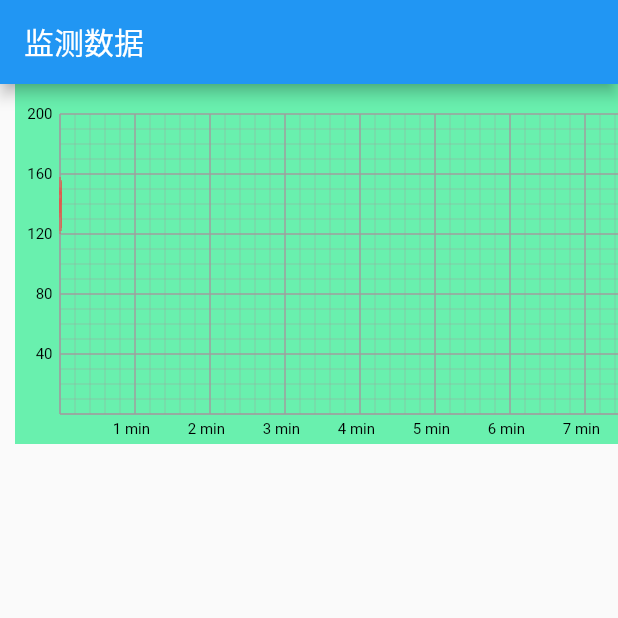
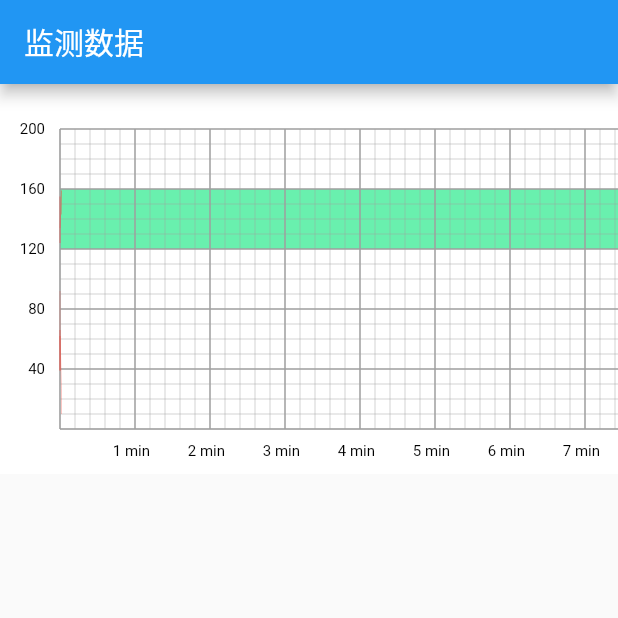
Before and after one commit to liuyihua2015/chart, a Flutter app: the screen it shows after launch, on a phone screen of 412 x 824 dp, the top half of it. Run offline on Flutter 3.47's test engine with Material 2 defaults, Android fonts, the phone set to English and light mode, and no system bars; our stand-ins replace charts_flutter.

Commit message:
背景和绘制线条分成两个图层

```diff
--- a/lib/ChartData.dart
+++ b/lib/ChartData.dart
@@ -1,7 +1,7 @@
 
 class ChartData {
-  double type;
+  double count;//1-4800 点位count
   double value;
 
-  ChartData(this.type, this.value);
+  ChartData(this.count, this.value);
 }
--- a/lib/LineChartWidget.dart
+++ b/lib/ChartLineWidget.dart
@@ -1,28 +1,35 @@
-
 import 'dart:ui';
 
 import 'package:echart/ChartData.dart';
 import 'package:flutter/material.dart';
-import 'package:echart/Pair.dart';
 
-class LineChartWidget extends CustomPainter {
+class ChartLineWidget extends CustomPainter {
   //折线图的背景颜色
   Color bgColor;
 
   //x轴与y轴的颜色
   Color xyColor;
 
-  //path 数据线的颜色
-  Color pathLineColor;
+  //基线默认颜色
+  Color baselineNormalColor;
+
+  //xy值对应的基线宽度
+  Color baselineValueColor;
+
+  //基线默认宽度
+  double baselineNormalWidth;
+
+  //xy值对应的基线宽度
+  double baselineValueWidth;
 
   //是否显示x轴与y轴的基准线
   bool showBaseline;
 
-  //实际的数据
-  List<ChartData> dataList;
-
   //表格距离左边的距离
   int paddingLeft;
+
+  //表格距离右边的距离
+  int paddingRight;
 
   //表格距离顶部的距离
   int paddingTop;
@@ -32,9 +39,6 @@ class LineChartWidget extends CustomPainter {
 
   //绘制x轴、y轴、标记文字的画笔
   Paint? linePaint;
-
-  //绘制线的画笔
-  Paint? pathPaint;
 
   //数值和表之间距离
   int valueLineSpace;
@@ -57,11 +61,11 @@ class LineChartWidget extends CustomPainter {
   //x轴 文本标签 间隔多少显
   double xIntervalValue;
 
-  //该值保证最后一条数据的底部文字能正常显示出来
-  int paddingRight = 30;
+  //指定背景范围
+  Offset specifiesBgOffset;
 
-  //内部折线图的实际宽度
-  double realChartRectWidth = 0;
+  //指定背景颜色
+  Color specifiesBgColor;
 
   late Offset _lastFhrPoint;
   int _lastValue = 0;
@@ -71,24 +75,28 @@ class LineChartWidget extends CustomPainter {
   //画布矩形
   Rect innerRect = Rect.zero;
 
-  LineChartWidget({
-    required this.dataList,
+  ChartLineWidget({
     required this.maxYValue,
     required this.maxXValue,
     this.linePaint,
-    this.pathPaint,
     this.bgColor = Colors.white,
-    this.xyColor = Colors.black,
-    this.pathLineColor = Colors.red,
+    this.xyColor = Colors.grey,
+    this.baselineNormalColor = Colors.grey,
+    this.baselineValueColor = Colors.grey,
+    this.baselineNormalWidth = 0.3,
+    this.baselineValueWidth = 1,
     this.showBaseline = false,
     this.ySpace = 10,
     this.yIntervalValue = 10,
     this.xSpace = 10,
     this.xIntervalValue = 10,
     this.paddingLeft = 0,
+    this.paddingRight = 0,
     this.paddingTop = 0,
     this.paddingBottom = 0,
     this.valueLineSpace = 0,
+    this.specifiesBgOffset = const Offset(0, 0),
+    this.specifiesBgColor = Colors.greenAccent,
   }) {
     _lastFhrPoint = Offset(0, 0);
     _lastValue = 0;
@@ -98,13 +106,7 @@ class LineChartWidget extends CustomPainter {
     linePaint = Paint()
       ..color = xyColor
       ..style = PaintingStyle.stroke
-      ..strokeWidth = 0.5;
-    pathPaint = Paint()
-      ..color = pathLineColor
-      ..style = PaintingStyle.stroke
-      ..strokeWidth = 0.2;
-
-    realChartRectWidth = (dataList.length - 1) * xSpace;
+      ..strokeWidth = baselineNormalWidth;
   }
 
   @override
@@ -112,24 +114,54 @@ class LineChartWidget extends CustomPainter {
     //画背景颜色
     canvas.drawRect(
         Rect.fromLTWH(0, 0, size.width, size.height), Paint()..color = bgColor);
+
+    //画指定背景颜色
+    double height = specifiesBgOffset.dy - specifiesBgOffset.dx;
+    double top = height + paddingTop;
+    print(size.width);
+    print(paddingLeft);
+    print(paddingRight);
+    print(size.width - paddingLeft - paddingRight);
+    canvas.drawRect(
+        Rect.fromLTWH(paddingLeft.toDouble(), top,
+            size.width - paddingLeft - paddingRight, height),
+        Paint()..color = specifiesBgColor);
+
     //创建一个矩形，方便后续绘制
     innerRect = Rect.fromPoints(
       Offset(paddingLeft.toDouble(), paddingTop.toDouble()),
-
-      //TODO...判断左右空间 和 数值和表的空间
-      Offset(size.width - paddingLeft, size.height - paddingBottom),
+      Offset(
+          size.width - paddingLeft - paddingRight, size.height - paddingBottom),
     );
 
+    //画外围xy轴
+    drawXYLine(canvas);
+    //画所有xy标记线
+    drawXYBsseLine(canvas);
+  }
+
+  //画外围xy轴
+  void drawXYLine(Canvas canvas) {
     //画y轴
     canvas.drawLine(innerRect.topLeft, innerRect.bottomLeft, linePaint!);
+
     //画另一边y轴
-    canvas.drawLine(innerRect.topRight, innerRect.bottomRight, linePaint!);
+    Offset y_dx =
+        Offset(innerRect.topRight.dx + paddingLeft, innerRect.topRight.dy);
+    Offset y_dy = Offset(
+        innerRect.bottomRight.dx + paddingLeft, innerRect.bottomRight.dy);
+    canvas.drawLine(y_dx, y_dy, linePaint!);
     //画x轴
-    canvas.drawLine(innerRect.bottomLeft, innerRect.bottomRight, linePaint!);
+    Offset x_dy = Offset(
+        innerRect.bottomRight.dx + paddingLeft, innerRect.bottomRight.dy);
+    canvas.drawLine(innerRect.bottomLeft, x_dy, linePaint!);
+  }
 
+  //画所有xy标记线
+  void drawXYBsseLine(Canvas canvas) {
     //画y轴标记
     double startX = innerRect.topLeft.dx - valueLineSpace;
-    double startY;
+    double startY = 0;
 
     //需要的标记轴间隔几根
     int markYShaft = yIntervalValue ~/ ySpace;
@@ -142,8 +174,13 @@ class LineChartWidget extends CustomPainter {
       if (showBaseline) {
         canvas.drawLine(
           Offset(innerRect.topLeft.dx, startY),
-          Offset(innerRect.size.width + paddingRight, startY),
-          linePaint!..strokeWidth = (i % markYShaft == 0) ? 1 : 0.3,
+          Offset(innerRect.bottomRight.dx + paddingLeft, startY),
+          linePaint!
+            ..strokeWidth =
+                (i % markYShaft == 0) ? baselineValueWidth : baselineNormalWidth
+            ..color = (i % markYShaft == 0)
+                ? baselineValueColor
+                : baselineNormalColor,
         );
       } else {
         canvas.drawLine(
@@ -191,7 +228,12 @@ class LineChartWidget extends CustomPainter {
         canvas.drawLine(
           Offset(startX, innerRect.top),
           Offset(startX, startY),
-          linePaint!..strokeWidth = (i % markXShaft == 0) ? 1 : 0.3,
+          linePaint!
+            ..strokeWidth =
+                (i % markXShaft == 0) ? baselineValueWidth : baselineNormalWidth
+            ..color = (i % markYShaft == 0)
+                ? baselineValueColor
+                : baselineNormalColor,
         );
       } else {
         canvas.drawLine(
@@ -214,9 +256,6 @@ class LineChartWidget extends CustomPainter {
         );
       }
     }
-    addListPoint(canvas, dataList);
-    // //绘画曲线
-    canvas.drawPath(_fhrPath, pathPaint!);
   }
 
   List getTextPainterAndSize(String text) {
@@ -246,52 +285,7 @@ class LineChartWidget extends CustomPainter {
 
   @override
   bool shouldRepaint(CustomPainter oldDelegate) {
-    print(oldDelegate != this);
-    return oldDelegate != this;
-  }
-
-//添加所有数据点位
-  void addListPoint(Canvas canvas, List<ChartData> fhr) {
-    print('曲线路径 addListPoint 重新绘制');
-    // 新的最后一个坐标
-    Offset newLastPoint = Offset(0, 0);
-    double x = 0;
-    double y = 0;
-    double innerRectStartX = 0;
-
-    for (int i = 0; i < fhr.length; i++) {
-      innerRectStartX = innerRect.bottomLeft.dx + (fhr[i].type ~/ 5);
-
-      ChartData data = fhr[i];
-      Pair pairData = Pair(
-        innerRectStartX,
-        //内矩形高度减去数据实际值的实际像素大小，再加上顶部空白的距离
-        data.value == 0
-            ? 0
-            : innerRect.height -
-                fhr[i].value / maxYValue * innerRect.height +
-                paddingTop,
-      );
-      double x = pairData.first.toDouble();
-      double y = pairData.last.toDouble();
-      // print("1--startX:${x},value:${y}");
-
-      if (data.value == 0) {
-        _fhrPath.moveTo(x, y);
-        newLastPoint = Offset(x, y);
-      } else {
-        if (y == 0) {
-          newLastPoint = Offset(0, 0);
-        } else {
-          if (newLastPoint.dy == 0) {
-            _fhrPath.moveTo(x, y);
-          } else {
-            _fhrPath.lineTo(x, y);
-          }
-          newLastPoint = Offset(x, y);
-        }
-      }
-    }
-
+    // return oldDelegate != this;
+    return false;
   }
 }
--- /dev/null
+++ b/lib/ChartPathWidget.dart
@@ -0,0 +1,227 @@
+
+import 'dart:ui';
+
+import 'package:echart/ChartData.dart';
+import 'package:flutter/material.dart';
+import 'package:echart/Pair.dart';
+
+class ChartPathWidget extends CustomPainter {
+  //折线图的背景颜色
+  Color bgColor;
+
+  //x轴与y轴的颜色
+  Color xyColor;
+
+  //path 数据线的颜色
+  Color pathLineColor;
+
+  //是否显示x轴与y轴的基准线
+  bool showBaseline;
+
+  //第一条曲线数据
+  List<ChartData> firstDataList;
+  //第二条曲线数据 最多两条数据
+  List<ChartData>? secondDataList;
+
+  //表格距离左边的距离
+  int paddingLeft;
+
+  //表格距离顶部的距离
+  int paddingTop;
+
+  //表格距离底部的距离
+  int paddingBottom;
+
+  //绘制x轴、y轴、标记文字的画笔
+  Paint? linePaint;
+
+  //绘制线的画笔
+  Paint? pathPaint;
+
+  //数值和表之间距离
+  int valueLineSpace;
+
+  //y轴数据最大值
+  int maxYValue;
+
+  //y轴之间的间隔
+  double ySpace;
+
+  //y轴 文本标签 间隔多少显
+  double yIntervalValue;
+
+  //x轴数据最大值
+  int maxXValue;
+
+  //x轴之间的间隔
+  double xSpace;
+
+  //x轴 文本标签 间隔多少显
+  double xIntervalValue;
+
+  //该值保证最后一条数据的底部文字能正常显示出来
+  int paddingRight = 30;
+
+
+  late Offset _lastFhrPoint;
+  int _lastValue = 0;
+  late Path _firstPath;
+  late Path _secondPath;
+
+  //画布矩形
+  Rect innerRect = Rect.zero;
+
+  ChartPathWidget({
+    required this.firstDataList,
+    required this.maxYValue,
+    required this.maxXValue,
+    this.secondDataList,
+    this.linePaint,
+    this.pathPaint,
+    this.bgColor = Colors.white,
+    this.xyColor = Colors.black,
+    this.pathLineColor = Colors.red,
+    this.showBaseline = false,
+    this.ySpace = 10,
+    this.yIntervalValue = 10,
+    this.xSpace = 10,
+    this.xIntervalValue = 10,
+    this.paddingLeft = 0,
+    this.paddingTop = 0,
+    this.paddingBottom = 0,
+    this.valueLineSpace = 0,
+  }) {
+    _lastFhrPoint = Offset(0, 0);
+    _lastValue = 0;
+    _firstPath = Path();
+    _secondPath = Path();
+
+    linePaint = Paint()
+      ..color = xyColor
+      ..style = PaintingStyle.stroke
+      ..strokeWidth = 0.5;
+    pathPaint = Paint()
+      ..color = pathLineColor
+      ..style = PaintingStyle.stroke
+      ..strokeWidth = 0.2;
+
+  }
+
+  @override
+  void paint(Canvas canvas, Size size) {
+
+    //创建一个矩形，方便后续绘制
+    innerRect = Rect.fromPoints(
+      Offset(paddingLeft.toDouble(), paddingTop.toDouble()),
+      Offset(
+          size.width - paddingLeft - paddingRight, size.height - paddingBottom),
+    );
+
+    drawFirstDataPath(canvas, firstDataList);
+
+    if (secondDataList != null && secondDataList!.length > 0) {
+      drawSecondDataPath(canvas, secondDataList!);
+    }
+  }
+
+   //画第一条曲线
+  void drawFirstDataPath(Canvas canvas, List<ChartData> dataList) {
+    // 新的最后一个坐标
+    Offset newLastPoint = Offset(0, 0);
+    double x = 0;
+    double y = 0;
+    double innerRectStartX = 0;
+
+    for (int i = 0; i < dataList.length; i++) {
+      innerRectStartX = innerRect.bottomLeft.dx + (dataList[i].count ~/ 5);
+
+      ChartData data = dataList[i];
+      Pair pairData = Pair(
+        innerRectStartX,
+        //内矩形高度减去数据实际值的实际像素大小，再加上顶部空白的距离
+        data.value == 0
+            ? 0
+            : innerRect.height -
+            dataList[i].value / maxYValue * innerRect.height +
+            paddingTop,
+      );
+      double x = pairData.first.toDouble();
+      double y = pairData.last.toDouble();
+      // print("1--startX:${x},value:${y}");
+
+      if (data.value == 0) {
+        _firstPath.moveTo(x, y);
+        newLastPoint = Offset(x, y);
+      } else {
+        if (y == 0) {
+          newLastPoint = Offset(0, 0);
+        } else {
+          if (newLastPoint.dy == 0) {
+            _firstPath.moveTo(x, y);
+          } else {
+            _firstPath.lineTo(x, y);
+          }
+          newLastPoint = Offset(x, y);
+        }
+      }
+    }
+
+    // //绘画曲线
+    canvas.drawPath(_firstPath, pathPaint!);
+
+  }
+
+  //画第二条曲线
+  void drawSecondDataPath(Canvas canvas, List<ChartData> dataList) {
+    // 新的最后一个坐标
+    Offset newLastPoint = Offset(0, 0);
+    double x = 0;
+    double y = 0;
+    double innerRectStartX = 0;
+
+    for (int i = 0; i < dataList.length; i++) {
+      innerRectStartX = innerRect.bottomLeft.dx + (dataList[i].count ~/ 5);
+
+      ChartData data = dataList[i];
+      Pair pairData = Pair(
+        innerRectStartX,
+        //内矩形高度减去数据实际值的实际像素大小，再加上顶部空白的距离
+        data.value == 0
+            ? 0
+            : innerRect.height -
+            dataList[i].value / maxYValue * innerRect.height +
+            paddingTop,
+      );
+      double x = pairData.first.toDouble();
+      double y = pairData.last.toDouble();
+      // print("1--startX:${x},value:${y}");
+
+      if (data.value == 0) {
+        _secondPath.moveTo(x, y);
+        newLastPoint = Offset(x, y);
+      } else {
+        if (y == 0) {
+          newLastPoint = Offset(0, 0);
+        } else {
+          if (newLastPoint.dy == 0) {
+            _secondPath.moveTo(x, y);
+          } else {
+            _secondPath.lineTo(x, y);
+          }
+          newLastPoint = Offset(x, y);
+        }
+      }
+    }
+
+    // //绘画曲线
+    canvas.drawPath(_secondPath, pathPaint!);
+
+  }
+
+
+  @override
+  bool shouldRepaint(CustomPainter oldDelegate) {
+    return oldDelegate != this;
+  }
+
+}
--- a/lib/LineChart.dart
+++ b/lib/LineChart.dart
@@ -1,7 +1,7 @@
-
 import 'dart:ui';
 import 'package:echart/ChartData.dart';
-import 'package:echart/LineChartWidget.dart';
+import 'package:echart/ChartPathWidget.dart';
+import 'package:echart/ChartLineWidget.dart';
 import 'package:flutter/material.dart';
 
 class LineChart extends StatefulWidget {
@@ -20,11 +20,17 @@ class LineChart extends StatefulWidget {
   //是否显示x轴与y轴的基准线
   final bool showBaseline;
 
-  //实际的数据
-  final List<ChartData>? dataList;
+  //第一条曲线数据
+  final List<ChartData> firstDataList;
+
+  //第二条曲线数据 最多两条数据
+  final List<ChartData>? secondDataList;
 
   //控件距离左边的距离
   final int paddingLeft;
+
+  //控件距离右边的距离
+  final int paddingRight;
 
   //控件距离顶部的距离
   final int paddingTop;
@@ -56,15 +62,19 @@ class LineChart extends StatefulWidget {
   //折线的颜色
   final Color polygonalLineColor;
 
-  final GlobalKey globalKey;
+  //指定背景范围
+  final Offset specifiesBgOffset;
+
+  //指定背景颜色
+  final Color specifiesBgColor;
 
   LineChart(
     this.width,
     this.height, {
     required this.maxYValue,
     required this.maxXValue,
-    required this.globalKey,
-    required this.dataList,
+    required this.firstDataList,
+    this.secondDataList,
     this.bgColor = Colors.white,
     this.xyColor = Colors.black,
     this.columnarColor = Colors.blue,
@@ -74,10 +84,13 @@ class LineChart extends StatefulWidget {
     this.xSpace = 10,
     this.xIntervalValue = 10,
     this.paddingLeft = 30,
+    this.paddingRight = 30,
     this.paddingTop = 30,
     this.paddingBottom = 30,
     this.valueLineSpace = 10,
     this.polygonalLineColor = Colors.blue,
+    this.specifiesBgOffset = const Offset(0, 0),
+    this.specifiesBgColor = Colors.greenAccent,
   });
 
   @override
@@ -85,35 +98,26 @@ class LineChart extends StatefulWidget {
 }
 
 class _LineChartState extends State<LineChart> {
-  late List<ChartData> dataList = [];
-
-  @override
-  void initState() {
-    super.initState();
+  Widget createLayers(List<CustomPainter> painters,
+      [Widget child = const SizedBox.expand()]) {
+    painters.reversed.forEach((painter) {
+      child = RepaintBoundary(
+        child: CustomPaint(
+          painter: painter,
+          child: child,
+        ),
+      );
+    });
+    return child;
   }
 
-  double xOffset = 0;
-
-  //
-  // @override
-  // void initState() {
-  //   super.initState();
-  //   // _pathController.addPathData!();
-  // }
-
-  @override
-  Widget build(BuildContext context) {
-    return RepaintBoundary(
-      child: CustomPaint(
-        // key: widget.globalKey,
-        isComplex: true,
-        willChange: true,
-        size: Size(widget.width, widget.height),
-        painter: LineChartWidget(
+  CustomPainter customPaintWidget() {
+    return ChartPathWidget(
       bgColor: widget.bgColor,
       xyColor: widget.xyColor,
       showBaseline: widget.showBaseline,
-          dataList: widget.dataList!,
+      firstDataList: widget.firstDataList,
+      secondDataList: widget.secondDataList,
       maxYValue: widget.maxYValue!,
       ySpace: widget.ySpace,
       yIntervalValue: widget.yIntervalValue,
@@ -124,8 +128,33 @@ class _LineChartState extends State<LineChart> {
       paddingTop: widget.paddingTop,
       paddingBottom: widget.paddingBottom,
       valueLineSpace: widget.valueLineSpace,
-        ),
-      ),
     );
   }
+
+  CustomPainter customPaintLineWidget() {
+    return ChartLineWidget(
+      specifiesBgColor: widget.specifiesBgColor,
+      specifiesBgOffset: widget.specifiesBgOffset,
+      bgColor: widget.bgColor,
+      xyColor: widget.xyColor,
+      showBaseline: widget.showBaseline,
+      maxYValue: widget.maxYValue!,
+      ySpace: widget.ySpace,
+      yIntervalValue: widget.yIntervalValue,
+      maxXValue: widget.maxXValue!,
+      xSpace: widget.xSpace,
+      xIntervalValue: widget.xIntervalValue,
+      paddingLeft: widget.paddingLeft,
+      paddingRight: widget.paddingRight,
+      paddingTop: widget.paddingTop,
+      paddingBottom: widget.paddingBottom,
+      valueLineSpace: widget.valueLineSpace,
+    );
   }
+
+  @override
+  Widget build(BuildContext context) {
+    return Container(
+        child: createLayers([customPaintLineWidget(), customPaintWidget()]));
+  }
+}
--- a/lib/main.dart
+++ b/lib/main.dart
@@ -33,9 +33,8 @@ class MyHomePage extends StatefulWidget {
 
 class _MyHomePageState extends State<MyHomePage> {
 
-  late List<ChartData> dataList = [];
-
-  GlobalKey _key = GlobalKey();
+  late List<ChartData> fhrDataList = [];
+  late List<ChartData> tocoDataList = [];
 
 
   @override
@@ -48,7 +47,8 @@ class _MyHomePageState extends State<MyHomePage> {
 
   void addList() {
 
-    late List<ChartData> tempDataList = [];
+    late List<ChartData> tempfhrDataList = [];
+    late List<ChartData> tempTocoDataList = [];
 
     final _random = new Random();
     int next(int min, int max) => min + _random.nextInt(max - min);
@@ -58,14 +58,20 @@ class _MyHomePageState extends State<MyHomePage> {
     const period = const Duration(seconds: 1);
     Timer _timer = Timer.periodic(period, (timer) {
       //到时回调
+
+      double fhr =  next(120, 161).toDouble();
+      double too =  next(0, 101).toDouble();
+
       for (double i = 0; i < 4; i++) {
-        tempDataList.add(ChartData(count.toDouble(), next(120, 160).toDouble()));
+        tempfhrDataList.add(ChartData(count.toDouble(), fhr));
+        tempTocoDataList.add(ChartData(count.toDouble(), too));
       }
       count++;
-      // print(tempDataList.length);
+
       setState((){
 
-        dataList = tempDataList;
+        fhrDataList = tempfhrDataList;
+        tocoDataList =  tempTocoDataList;
 
       });
       if (count >= 4800) {
@@ -85,28 +91,34 @@ class _MyHomePageState extends State<MyHomePage> {
       appBar: AppBar(
         title: Text("监测数据"),
       ),
-      body: SingleChildScrollView(
+      body: Container(
+        color: Colors.white,
+        child: SingleChildScrollView(
           scrollDirection: Axis.horizontal,
           physics: ClampingScrollPhysics(),
           child: Padding(
             padding: const EdgeInsets.symmetric(horizontal: 10.0),
             child: Container(
               width: 1060, //宽度+左右padding
-            height: 240, //高度+上下padding
+              height: 260, //高度+上下padding
               child: LineChart(
                 size.width,
-              240,
-              bgColor: Colors.greenAccent,
+                260,
+                bgColor: Color(0x00FFFFFF),
                 xyColor: Colors.grey,
-              // pathController:pathController,
-              paddingTop: 20,
-              paddingBottom: 20,
+
+                paddingTop: 30,
+                paddingBottom: 30,
 
                 paddingLeft: 30,
+                paddingRight: 30,
 
-              valueLineSpace: 5,
+                valueLineSpace: 10,
 
                 showBaseline: true,
+
+                specifiesBgOffset: Offset(120, 160),
+                specifiesBgColor: Colors.greenAccent,
 
                 maxYValue: 200,
                 ySpace: 10,
@@ -116,8 +128,10 @@ class _MyHomePageState extends State<MyHomePage> {
                 xSpace: 10,
                 xIntervalValue: 50,
 
-              dataList: dataList,
-              globalKey: _key,
+                firstDataList: fhrDataList,
+                secondDataList: tocoDataList,
+
+              ),
             ),
           ),
         ),
```
Lines whose indentation alone changed are shown as unchanged.
